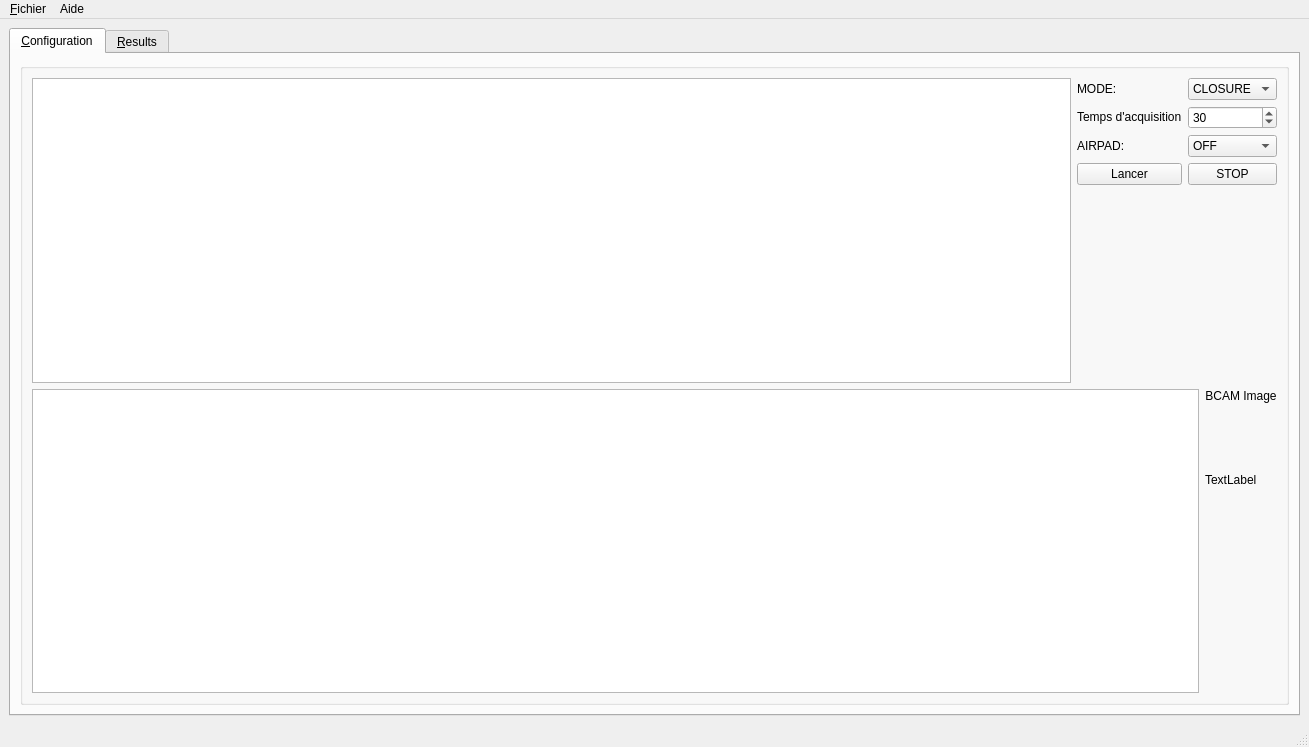
Qt form ADEPO/ATLAS_BCAM.ui (CERN/atlas-adepo) before a commit.
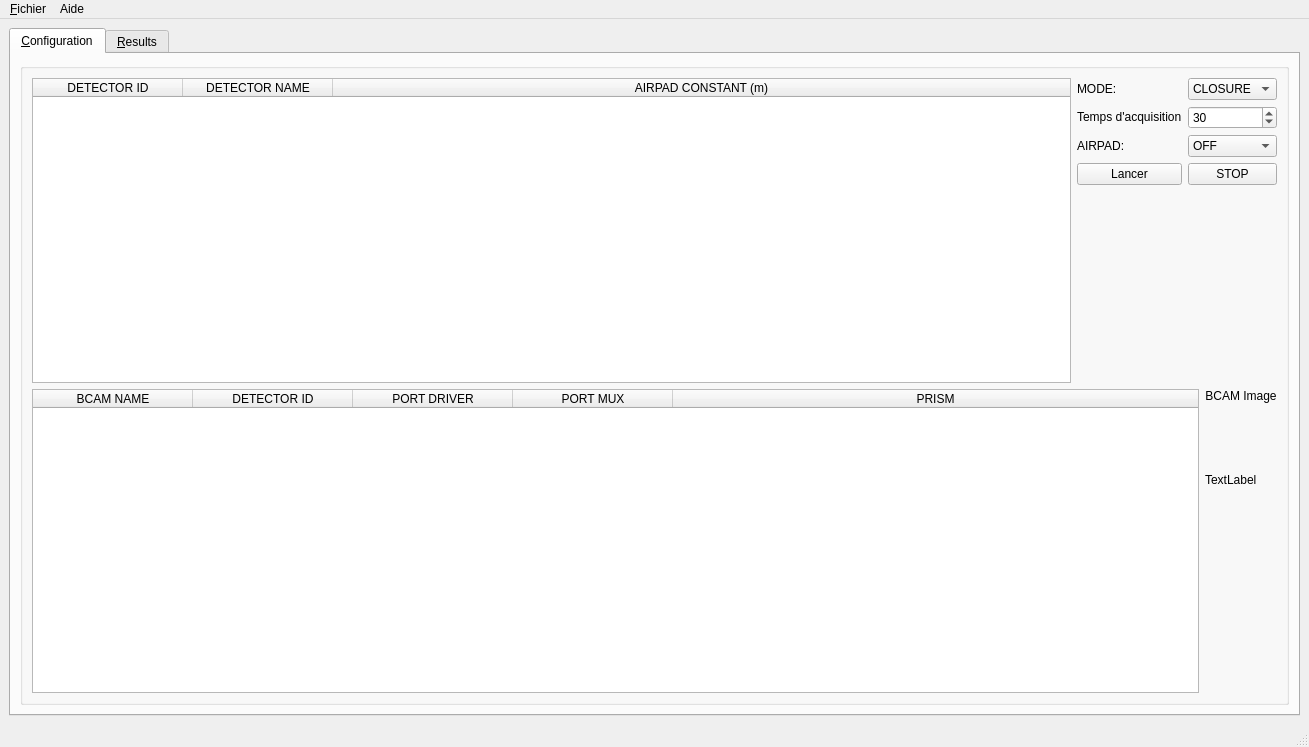
The same form after that commit. The open tabs and pages were chosen to show the change. Icons and pictures are not drawn.

Patch:
```diff
--- a/ADEPO/ATLAS_BCAM.ui
+++ b/ADEPO/ATLAS_BCAM.ui
@@ -96,7 +96,7 @@
                   <bool>true</bool>
                  </property>
                  <attribute name="horizontalHeaderVisible">
-                  <bool>false</bool>
+                  <bool>true</bool>
                  </attribute>
                  <attribute name="horizontalHeaderCascadingSectionResizes">
                   <bool>false</bool>
@@ -320,7 +320,7 @@
                   <bool>true</bool>
                  </property>
                  <attribute name="horizontalHeaderVisible">
-                  <bool>false</bool>
+                  <bool>true</bool>
                  </attribute>
                  <attribute name="horizontalHeaderDefaultSectionSize">
                   <number>160</number>
```
Left out of the diff: 6 changed lines with no effect on the pictures.
